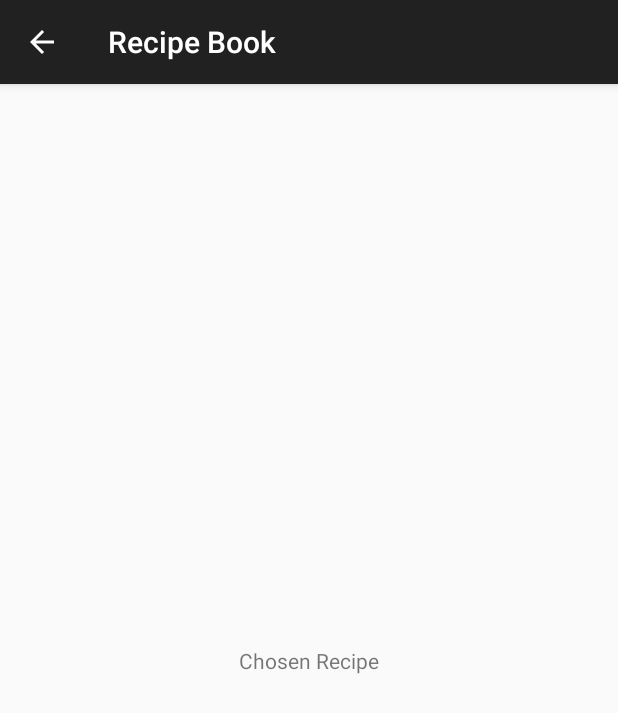
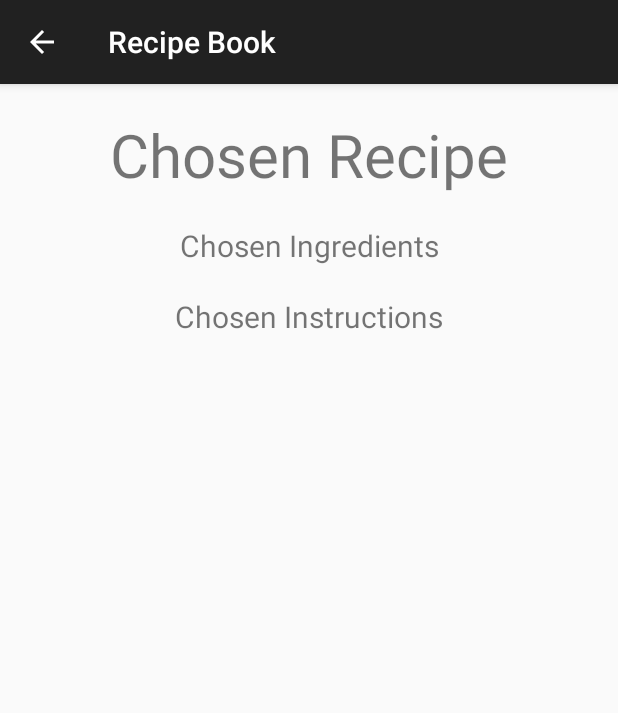
Before and after one commit to TheodorOwchariw/RecipeBook, an Android app: the RecipeDetailActivity screen opened directly, with no data from a screen before it, on a phone screen of 412 x 824 dp. Shown: the top 713 px of the screen. Run offline under Robolectric (Android 15) with nearby library versions, the phone set to English and light mode, and no system bars; 3 statements that could not run were skipped.

Commit message:
detailview

```diff
--- a/app/src/main/java/com/zybooks/recipebook/RecipeDetailActivity.java
+++ b/app/src/main/java/com/zybooks/recipebook/RecipeDetailActivity.java
@@ -17,5 +17,13 @@ public class RecipeDetailActivity extends AppCompatActivity {
         TextView textViewRecipeName = findViewById(R.id.chosen_recipe);
         textViewRecipeName.setText(RecipeRepository.currentRecipe.getRecipeName());
 
+
+        TextView textViewIngredients = findViewById(R.id.chosen_ingredients);
+        textViewIngredients.setText(RecipeRepository.currentRecipe.getIngredients());
+
+        TextView textViewInstructions = findViewById(R.id.chosen_instructions);
+        textViewInstructions.setText(RecipeRepository.currentRecipe.getInstructions());
+
+
     }
 }
--- a/app/src/main/res/layout/activity_recipe_detail.xml
+++ b/app/src/main/res/layout/activity_recipe_detail.xml
@@ -11,10 +11,35 @@
         android:layout_width="wrap_content"
         android:layout_height="wrap_content"
         android:text="Chosen Recipe"
-        app:layout_constraintBottom_toBottomOf="parent"
-        app:layout_constraintEnd_toEndOf="parent"
-        app:layout_constraintStart_toStartOf="parent"
-        app:layout_constraintTop_toTopOf="parent" />
+        android:textSize="40dp"
+        android:layout_marginTop="20dp"
+        app:layout_constraintTop_toTopOf="parent"
+        app:layout_constraintLeft_toLeftOf="parent"
+        app:layout_constraintRight_toRightOf="parent"
+        />
 
+    <TextView
+        android:layout_marginTop="20dp"
+        android:id="@+id/chosen_ingredients"
+        android:layout_width="wrap_content"
+        android:layout_height="wrap_content"
+        android:text="Chosen Ingredients"
+        android:textSize="20dp"
+        app:layout_constraintTop_toBottomOf="@id/chosen_recipe"
+        app:layout_constraintLeft_toLeftOf="parent"
+        app:layout_constraintRight_toRightOf="parent"
+        />
+
+    <TextView
+        android:layout_marginTop="20dp"
+        android:id="@+id/chosen_instructions"
+        android:layout_width="wrap_content"
+        android:layout_height="wrap_content"
+        android:text="Chosen Instructions"
+        android:textSize="20dp"
+        app:layout_constraintTop_toBottomOf="@id/chosen_ingredients"
+        app:layout_constraintLeft_toLeftOf="parent"
+        app:layout_constraintRight_toRightOf="parent"
+        />
 
 </androidx.constraintlayout.widget.ConstraintLayout>
--- a/app/src/main/res/values/strings.xml
+++ b/app/src/main/res/values/strings.xml
@@ -4,6 +4,6 @@
     <string name="appetizers">Appetizers</string>
     <string name="entrees">Entrees</string>
     <string name="drinks">Drinks</string>
-    <string name="desserts">Deserts</string>
+    <string name="desserts">Desserts</string>
 
 </resources>
```
Also changed, not shown: app/src/main/java/com/zybooks/recipebook/Recipe.java (+16 -9 lines), app/src/main/java/com/zybooks/recipebook/RecipeCreateActivity.java (+11 -1 lines), app/src/main/java/com/zybooks/recipebook/RecipeListActivity.java (+88 -41 lines), app/src/main/java/com/zybooks/recipebook/RecipeRepository.java (+22 -2 lines), app/src/main/res/layout/activity_recipe_create.xml (+12 -2 lines).
